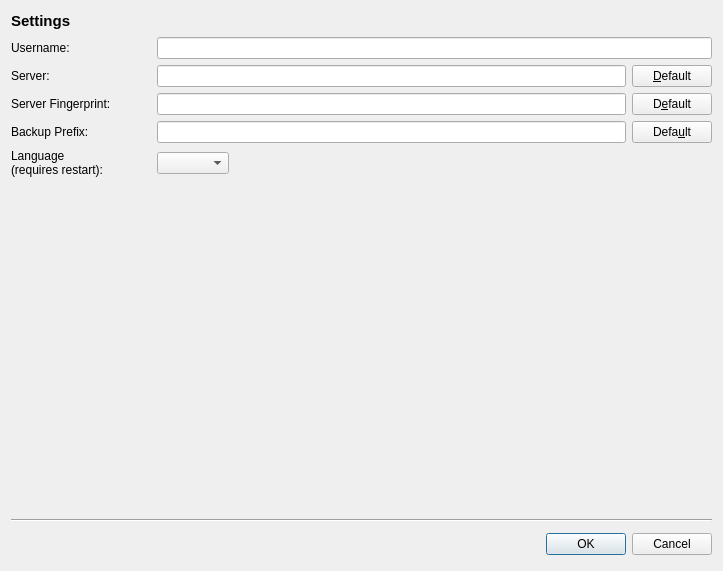
The window that src/gui/settings_form.ui (stepping-stone/sepiola) describes before a commit, drawn with Qt 5.
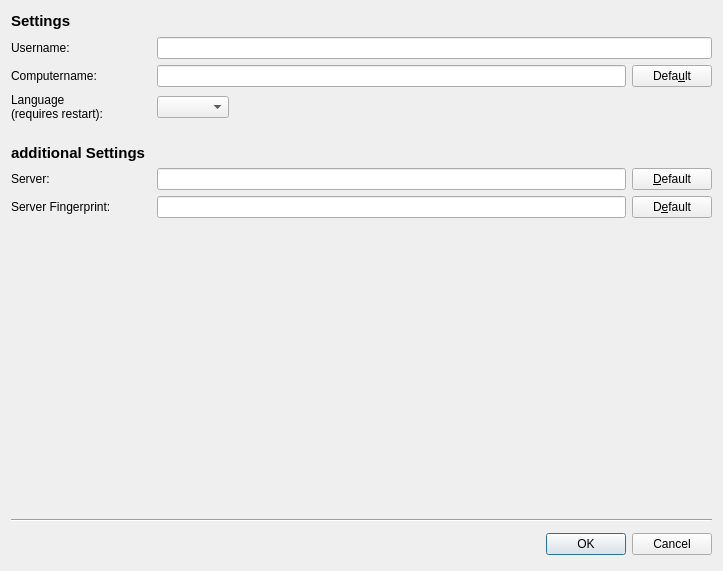
The same window after the commit.

Commit message: changed order of the fields in the form, inserted a subtitle

```diff
--- a/src/gui/settings_form.ui
+++ b/src/gui/settings_form.ui
@@ -18,16 +18,7 @@
      <property name="spacing" >
       <number>6</number>
      </property>
-     <property name="leftMargin" >
-      <number>0</number>
-     </property>
-     <property name="topMargin" >
-      <number>0</number>
-     </property>
-     <property name="rightMargin" >
-      <number>0</number>
-     </property>
-     <property name="bottomMargin" >
+     <property name="margin" >
       <number>0</number>
      </property>
      <item>
@@ -49,7 +40,7 @@
        <property name="orientation" >
         <enum>Qt::Horizontal</enum>
        </property>
-       <property name="sizeHint" >
+       <property name="sizeHint" stdset="0" >
         <size>
          <width>40</width>
          <height>20</height>
@@ -64,16 +55,7 @@
      <property name="spacing" >
       <number>6</number>
      </property>
-     <property name="leftMargin" >
-      <number>0</number>
-     </property>
-     <property name="topMargin" >
-      <number>0</number>
-     </property>
-     <property name="rightMargin" >
-      <number>0</number>
-     </property>
-     <property name="bottomMargin" >
+     <property name="margin" >
       <number>0</number>
      </property>
      <item>
@@ -103,92 +85,6 @@
    <item row="2" column="0" >
     <layout class="QHBoxLayout" >
      <item>
-      <widget class="QLabel" name="labelServer" >
-       <property name="sizePolicy" >
-        <sizepolicy vsizetype="Fixed" hsizetype="Fixed" >
-         <horstretch>0</horstretch>
-         <verstretch>0</verstretch>
-        </sizepolicy>
-       </property>
-       <property name="minimumSize" >
-        <size>
-         <width>140</width>
-         <height>0</height>
-        </size>
-       </property>
-       <property name="text" >
-        <string>Server:</string>
-       </property>
-      </widget>
-     </item>
-     <item>
-      <widget class="QLineEdit" name="lineEditServer" >
-       <property name="enabled" >
-        <bool>true</bool>
-       </property>
-       <property name="text" >
-        <string/>
-       </property>
-       <property name="readOnly" >
-        <bool>false</bool>
-       </property>
-      </widget>
-     </item>
-     <item>
-      <widget class="QPushButton" name="btnDefaultServer" >
-       <property name="text" >
-        <string>&amp;Default</string>
-       </property>
-      </widget>
-     </item>
-    </layout>
-   </item>
-   <item row="3" column="0" >
-    <layout class="QHBoxLayout" >
-     <item>
-      <widget class="QLabel" name="labelServerKey" >
-       <property name="sizePolicy" >
-        <sizepolicy vsizetype="Fixed" hsizetype="Fixed" >
-         <horstretch>0</horstretch>
-         <verstretch>0</verstretch>
-        </sizepolicy>
-       </property>
-       <property name="minimumSize" >
-        <size>
-         <width>140</width>
-         <height>0</height>
-        </size>
-       </property>
-       <property name="text" >
-        <string>Server Fingerprint:</string>
-       </property>
-      </widget>
-     </item>
-     <item>
-      <widget class="QLineEdit" name="lineEditServerKey" >
-       <property name="enabled" >
-        <bool>true</bool>
-       </property>
-       <property name="text" >
-        <string/>
-       </property>
-       <property name="readOnly" >
-        <bool>false</bool>
-       </property>
-      </widget>
-     </item>
-     <item>
-      <widget class="QPushButton" name="btnDefaultServerKey" >
-       <property name="text" >
-        <string>D&amp;efault</string>
-       </property>
-      </widget>
-     </item>
-    </layout>
-   </item>
-   <item row="4" column="0" >
-    <layout class="QHBoxLayout" >
-     <item>
       <widget class="QLabel" name="labelBackupPrefix" >
        <property name="sizePolicy" >
         <sizepolicy vsizetype="Fixed" hsizetype="Fixed" >
@@ -202,8 +98,11 @@
          <height>0</height>
         </size>
        </property>
+       <property name="toolTip" >
+        <string/>
+       </property>
        <property name="text" >
-        <string>Backup Prefix:</string>
+        <string>Computername:</string>
        </property>
       </widget>
      </item>
@@ -212,6 +111,13 @@
        <property name="enabled" >
         <bool>true</bool>
        </property>
+       <property name="toolTip" >
+        <string>By using different computer names it is possible
+to backup files from different computers onto the 
+same backup-server.
+Provide a unique name in this field or press the 
+default-button to use the system-settings.</string>
+       </property>
        <property name="text" >
         <string/>
        </property>
@@ -229,7 +135,7 @@
      </item>
     </layout>
    </item>
-   <item row="5" column="0" >
+   <item row="3" column="0" >
     <layout class="QHBoxLayout" >
      <item>
       <widget class="QLabel" name="label_5" >
@@ -259,7 +165,7 @@
        <property name="orientation" >
         <enum>Qt::Horizontal</enum>
        </property>
-       <property name="sizeHint" >
+       <property name="sizeHint" stdset="0" >
         <size>
          <width>431</width>
          <height>20</height>
@@ -269,12 +175,133 @@
      </item>
     </layout>
    </item>
+   <item row="4" column="0" >
+    <layout class="QHBoxLayout" >
+     <item>
+      <widget class="QLabel" name="label_6" >
+       <property name="font" >
+        <font>
+         <pointsize>11</pointsize>
+         <weight>75</weight>
+         <bold>true</bold>
+        </font>
+       </property>
+       <property name="text" >
+        <string>
+additional Settings</string>
+       </property>
+      </widget>
+     </item>
+     <item>
+      <spacer>
+       <property name="orientation" >
+        <enum>Qt::Horizontal</enum>
+       </property>
+       <property name="sizeHint" stdset="0" >
+        <size>
+         <width>40</width>
+         <height>20</height>
+        </size>
+       </property>
+      </spacer>
+     </item>
+    </layout>
+   </item>
+   <item row="5" column="0" >
+    <layout class="QHBoxLayout" >
+     <item>
+      <widget class="QLabel" name="labelServer" >
+       <property name="sizePolicy" >
+        <sizepolicy vsizetype="Fixed" hsizetype="Fixed" >
+         <horstretch>0</horstretch>
+         <verstretch>0</verstretch>
+        </sizepolicy>
+       </property>
+       <property name="minimumSize" >
+        <size>
+         <width>140</width>
+         <height>0</height>
+        </size>
+       </property>
+       <property name="toolTip" >
+        <string/>
+       </property>
+       <property name="text" >
+        <string>Server:</string>
+       </property>
+      </widget>
+     </item>
+     <item>
+      <widget class="QLineEdit" name="lineEditServer" >
+       <property name="enabled" >
+        <bool>true</bool>
+       </property>
+       <property name="text" >
+        <string/>
+       </property>
+       <property name="readOnly" >
+        <bool>false</bool>
+       </property>
+      </widget>
+     </item>
+     <item>
+      <widget class="QPushButton" name="btnDefaultServer" >
+       <property name="text" >
+        <string>&amp;Default</string>
+       </property>
+      </widget>
+     </item>
+    </layout>
+   </item>
    <item row="6" column="0" >
+    <layout class="QHBoxLayout" >
+     <item>
+      <widget class="QLabel" name="labelServerKey" >
+       <property name="sizePolicy" >
+        <sizepolicy vsizetype="Fixed" hsizetype="Fixed" >
+         <horstretch>0</horstretch>
+         <verstretch>0</verstretch>
+        </sizepolicy>
+       </property>
+       <property name="minimumSize" >
+        <size>
+         <width>140</width>
+         <height>0</height>
+        </size>
+       </property>
+       <property name="text" >
+        <string>Server Fingerprint:</string>
+       </property>
+      </widget>
+     </item>
+     <item>
+      <widget class="QLineEdit" name="lineEditServerKey" >
+       <property name="enabled" >
+        <bool>true</bool>
+       </property>
+       <property name="text" >
+        <string/>
+       </property>
+       <property name="readOnly" >
+        <bool>false</bool>
+       </property>
+      </widget>
+     </item>
+     <item>
+      <widget class="QPushButton" name="btnDefaultServerKey" >
+       <property name="text" >
+        <string>D&amp;efault</string>
+       </property>
+      </widget>
+     </item>
+    </layout>
+   </item>
+   <item row="7" column="0" >
     <spacer>
      <property name="orientation" >
       <enum>Qt::Vertical</enum>
      </property>
-     <property name="sizeHint" >
+     <property name="sizeHint" stdset="0" >
       <size>
        <width>701</width>
        <height>231</height>
@@ -282,21 +309,21 @@
      </property>
     </spacer>
    </item>
-   <item row="7" column="0" >
+   <item row="8" column="0" >
     <widget class="Line" name="line_2" >
      <property name="orientation" >
       <enum>Qt::Horizontal</enum>
      </property>
     </widget>
    </item>
-   <item row="8" column="0" >
+   <item row="9" column="0" >
     <layout class="QHBoxLayout" >
      <item>
       <spacer>
        <property name="orientation" >
         <enum>Qt::Horizontal</enum>
        </property>
-       <property name="sizeHint" >
+       <property name="sizeHint" stdset="0" >
         <size>
          <width>511</width>
          <height>32</height>
@@ -307,7 +334,7 @@
      <item>
       <widget class="QDialogButtonBox" name="buttonBox" >
        <property name="standardButtons" >
-        <set>QDialogButtonBox::Cancel|QDialogButtonBox::NoButton|QDialogButtonBox::Ok</set>
+        <set>QDialogButtonBox::Cancel|QDialogButtonBox::Ok</set>
        </property>
       </widget>
      </item>
```
